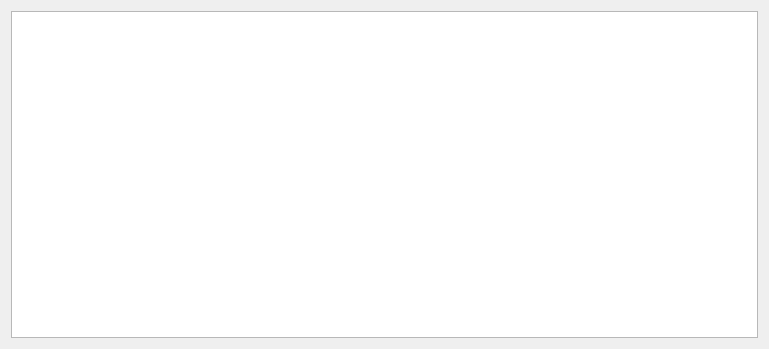
Qt form skore.ui (jjunior776/Barvicky) before a commit.
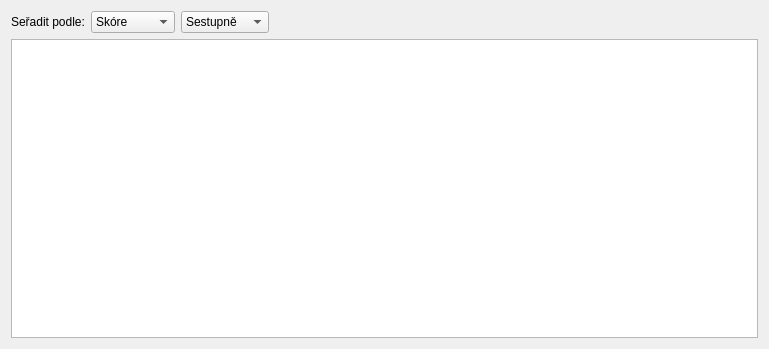
The same form after that commit.

Patch:
```diff
--- a/skore.ui
+++ b/skore.ui
@@ -15,7 +15,73 @@
   </property>
   <layout class="QVBoxLayout" name="verticalLayout">
    <item>
-    <widget class="QTableView" name="skoreView"/>
+    <layout class="QHBoxLayout" name="horizontalLayout">
+     <item>
+      <widget class="QLabel" name="label">
+       <property name="text">
+        <string>Seřadit podle:</string>
+       </property>
+      </widget>
+     </item>
+     <item>
+      <widget class="QComboBox" name="filtrCb">
+       <item>
+        <property name="text">
+         <string>Skóre</string>
+        </property>
+       </item>
+       <item>
+        <property name="text">
+         <string>Rychlost</string>
+        </property>
+       </item>
+       <item>
+        <property name="text">
+         <string>Čas</string>
+        </property>
+       </item>
+       <item>
+        <property name="text">
+         <string>Přezdívka</string>
+        </property>
+       </item>
+      </widget>
+     </item>
+     <item>
+      <widget class="QComboBox" name="serazeniCb">
+       <item>
+        <property name="text">
+         <string>Sestupně</string>
+        </property>
+       </item>
+       <item>
+        <property name="text">
+         <string>Vzestupně</string>
+        </property>
+       </item>
+      </widget>
+     </item>
+     <item>
+      <spacer name="horizontalSpacer">
+       <property name="orientation">
+        <enum>Qt::Horizontal</enum>
+       </property>
+       <property name="sizeHint" stdset="0">
+        <size>
+         <width>40</width>
+         <height>20</height>
+        </size>
+       </property>
+      </spacer>
+     </item>
+    </layout>
+   </item>
+   <item>
+    <widget class="QTableView" name="skoreView">
+     <property name="selectionBehavior">
+      <enum>QAbstractItemView::SelectRows</enum>
+     </property>
+    </widget>
    </item>
   </layout>
  </widget>
```
